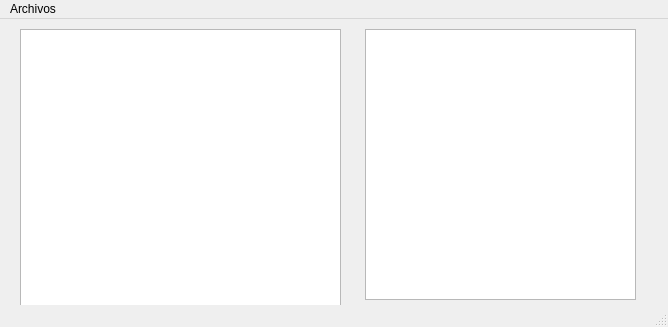
The window that Proyecto/fileexplorer.ui (Chavarria18/SO) describes before a commit, drawn with Qt 5.
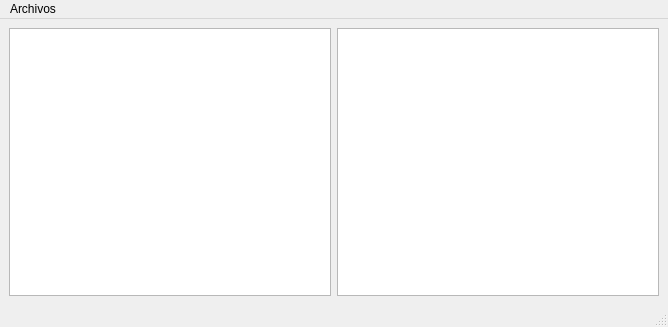
The same window after the commit.

The edit to the form file:
```diff
--- a/Proyecto/fileexplorer.ui
+++ b/Proyecto/fileexplorer.ui
@@ -14,26 +14,14 @@
    <string>MainWindow</string>
   </property>
   <widget class="QWidget" name="centralwidget">
-   <widget class="QTreeView" name="treeView">
-    <property name="geometry">
-     <rect>
-      <x>20</x>
-      <y>10</y>
-      <width>321</width>
-      <height>281</height>
-     </rect>
-    </property>
-   </widget>
-   <widget class="QListView" name="listView">
-    <property name="geometry">
-     <rect>
-      <x>365</x>
-      <y>10</y>
-      <width>271</width>
-      <height>271</height>
-     </rect>
-    </property>
-   </widget>
+   <layout class="QGridLayout" name="gridLayout">
+    <item row="0" column="0">
+     <widget class="QTreeView" name="treeView"/>
+    </item>
+    <item row="0" column="1">
+     <widget class="QListView" name="listView"/>
+    </item>
+   </layout>
   </widget>
   <widget class="QMenuBar" name="menubar">
    <property name="geometry">
```
